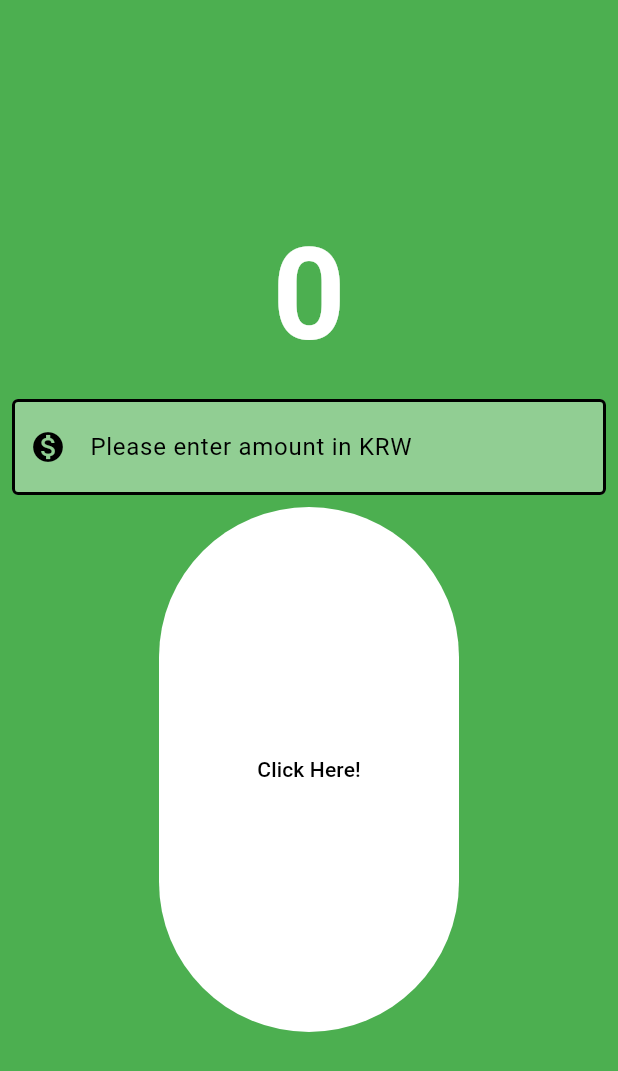
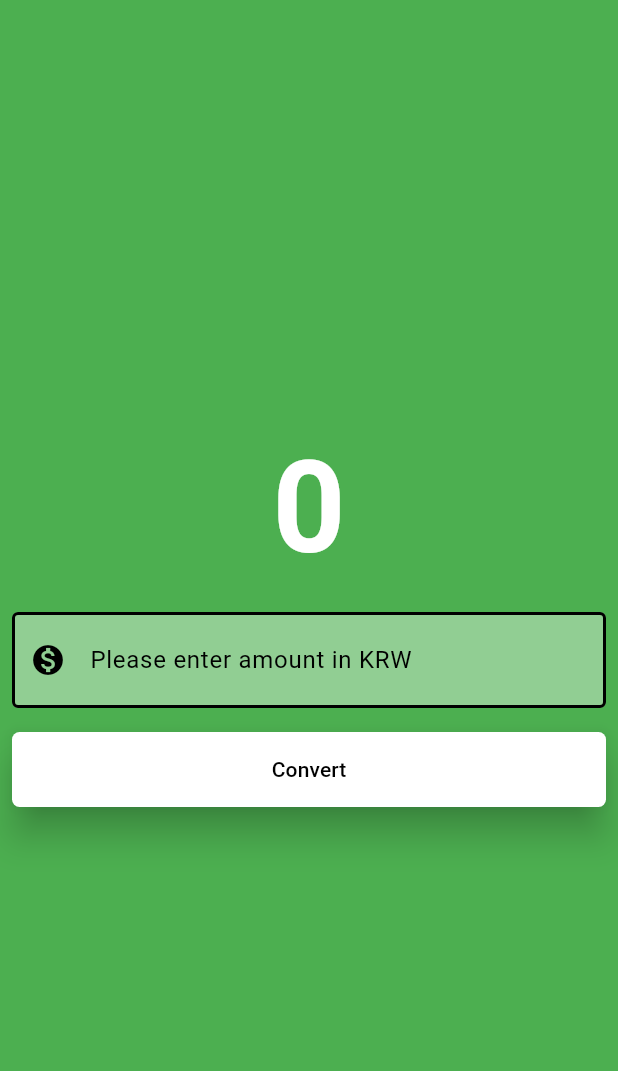
Before and after one commit to THSPSS/currency_converter_app, a Flutter app: the screen it shows after launch, on a phone screen of 412 x 824 dp. Shown: the top 1071 px of the screen. Run offline on Flutter 3.47's test engine with Material 3 defaults, Android fonts, the phone set to English and light mode, and no system bars.

Commit message:
update text button to elevated button

```diff
--- a/lib/currency_converter_material_page.dart
+++ b/lib/currency_converter_material_page.dart
@@ -74,9 +74,12 @@ class _CurrencyConverterMaterialPageState extends State<CurrencyConverterMateria
                ),
                //Button
 
-               //raised
-               //appears like a text
-               TextButton(
+               //raised and textbutton has same propreties, but design is slightly different
+               //raised has tapping effect
+               //textButton : appears like a text
+               Padding(
+                 padding: const EdgeInsets.all(8.0),
+                 child: ElevatedButton(
                   onPressed: () {
                     // get the value of inputAmontController.text and multiply it with usd 0.00072
                     var resultOfConv = (int.parse(inputAmountController.text)*0.00072).toStringAsFixed(2);
@@ -85,14 +88,21 @@ class _CurrencyConverterMaterialPageState extends State<CurrencyConverterMateria
                     setState(() {
                       convertedToAmount = resultOfConv;
                     });
-
                   },
-                style : const ButtonStyle(
-                  backgroundColor: MaterialStatePropertyAll(Colors.white),
-                  foregroundColor: MaterialStatePropertyAll(Colors.black),
-                  fixedSize: MaterialStatePropertyAll(Size(200, 350)),
+                  style : ButtonStyle(
+                    elevation: const MaterialStatePropertyAll(10.0),
+                    backgroundColor: const MaterialStatePropertyAll(Colors.white),
+                    foregroundColor: const MaterialStatePropertyAll(Colors.black),
+                    //double.infinity has media width
+                    minimumSize: const MaterialStatePropertyAll(Size(double.infinity, 50)),
+                    shape: MaterialStateProperty.all<RoundedRectangleBorder>(
+                      RoundedRectangleBorder(
+                        borderRadius: BorderRadius.circular(5.0),
+                      )
+                    )
                   ),
-                child: const Text('Click Here!'))
+                  child: const Text('Convert')),
+               )
           ],
           ),
         ),
```
Lines whose indentation alone changed are shown as unchanged.
